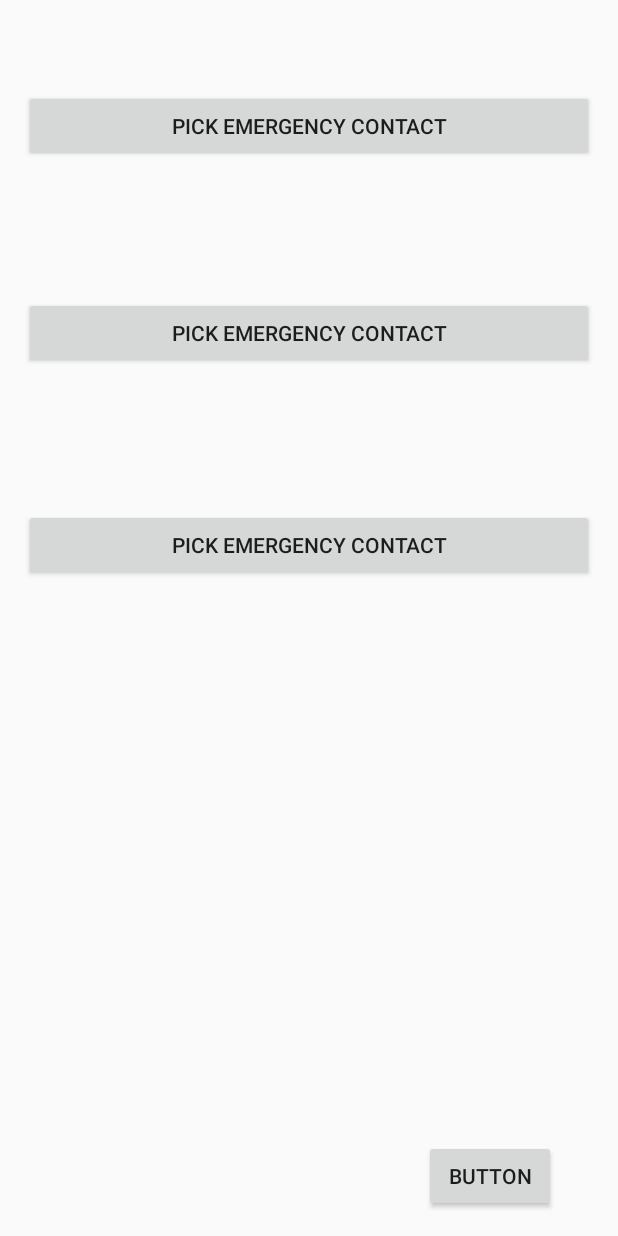
After one commit to svew/watchdog-safety-app, an Android app: the layout setting_screen.xml on its own in the app's theme, with its tools: preview values and no code run, on a phone screen of 412 x 824 dp. The commit adds this screen. Run offline under Robolectric (Android 15) with nearby library versions, the phone set to English and light mode, and no system bars.

Commit message:
Settings

```diff
--- a/app/src/main/AndroidManifest.xml
+++ b/app/src/main/AndroidManifest.xml
@@ -3,6 +3,9 @@
     package="hackisu.fall2019.watchdog">
     <uses-permission android:name="android.permission.SEND_SMS"/>
 
+    <uses-permission android:name="android.permission.READ_CONTACTS"/>
+    <!-- OR - depends on the requiremnts-->
+    <uses-permission android:name="android.permission.WRITE_CONTACTS"/>
 
     <application
         android:allowBackup="true"
--- /dev/null
+++ b/app/src/main/res/layout/setting_screen.xml
@@ -0,0 +1,103 @@
+<?xml version="1.0" encoding="utf-8"?>
+<RelativeLayout xmlns:android="http://schemas.android.com/apk/res/android"
+    xmlns:tools="http://schemas.android.com/tools"
+    android:id="@+id/activity_main"
+    android:layout_width="match_parent"
+    android:layout_height="match_parent"
+    android:paddingBottom="@dimen/activity_vertical_margin"
+    android:paddingLeft="@dimen/activity_horizontal_margin"
+    android:paddingRight="@dimen/activity_horizontal_margin"
+    android:paddingTop="@dimen/activity_vertical_margin"
+    tools:context=".settingScreen">
+
+    <TextView
+        android:id="@+id/tvContactNumber3"
+        android:layout_width="match_parent"
+        android:layout_height="wrap_content"
+        android:layout_below="@+id/tvContactName3"
+        android:layout_centerHorizontal="true"
+        android:layout_marginTop="21dp" />
+
+    <Button
+        android:id="@+id/btnPickContact3"
+        android:layout_width="match_parent"
+        android:layout_height="wrap_content"
+        android:layout_below="@+id/tvContactNumber2"
+        android:layout_centerHorizontal="true"
+        android:layout_marginTop="13dp"
+        android:onClick="pickContact3"
+        android:text="Pick Emergency Contact" />
+
+    <TextView
+        android:id="@+id/tvContactName3"
+        android:layout_width="match_parent"
+        android:layout_height="wrap_content"
+        android:layout_below="@+id/btnPickContact3"
+        android:layout_centerHorizontal="true"
+        android:layout_marginTop="17dp" />
+
+    <TextView
+        android:id="@+id/tvContactName2"
+        android:layout_width="match_parent"
+        android:layout_height="wrap_content"
+        android:layout_below="@+id/btnPickContact2"
+        android:layout_centerHorizontal="true"
+        android:layout_marginTop="17dp" />
+
+    <TextView
+        android:id="@+id/tvContactNumber2"
+        android:layout_width="match_parent"
+        android:layout_height="wrap_content"
+        android:layout_below="@+id/tvContactName2"
+        android:layout_centerHorizontal="true"
+        android:layout_marginTop="24dp" />
+
+    <Button
+        android:id="@+id/btnPickContact2"
+        android:layout_width="match_parent"
+        android:layout_height="wrap_content"
+        android:layout_below="@+id/tvContactNumber"
+        android:layout_centerHorizontal="true"
+        android:layout_marginTop="10dp"
+        android:onClick="pickContact2"
+        android:text="Pick Emergency Contact" />
+
+    <Button
+        android:id="@+id/btnPickContact"
+        android:layout_width="match_parent"
+        android:layout_height="wrap_content"
+        android:layout_alignParentTop="true"
+        android:layout_centerHorizontal="true"
+        android:layout_marginTop="44dp"
+        android:onClick="pickContact"
+        android:text="Pick Emergency Contact" />
+
+    <TextView
+        android:id="@+id/tvContactName"
+        android:layout_width="match_parent"
+        android:layout_height="wrap_content"
+        android:layout_below="@+id/btnPickContact"
+        android:layout_centerHorizontal="true"
+        android:layout_marginTop="17dp" />
+
+    <TextView
+        android:id="@+id/tvContactNumber"
+        android:layout_width="match_parent"
+        android:layout_height="wrap_content"
+        android:layout_below="@+id/tvContactName"
+        android:layout_centerHorizontal="true"
+        android:layout_marginTop="24dp" />
+
+    <Button
+        android:id="@+id/button"
+        android:layout_width="wrap_content"
+        android:layout_height="wrap_content"
+        android:layout_alignParentEnd="true"
+        android:layout_alignParentRight="true"
+        android:layout_alignParentBottom="true"
+        android:layout_marginEnd="25dp"
+        android:layout_marginRight="25dp"
+        android:text="Button" />
+
+
+</RelativeLayout>
--- /dev/null
+++ b/app/src/main/res/values/dimens.xml
@@ -0,0 +1,5 @@
+<resources>
+    <!-- Default screen margins, per the Android Design guidelines. -->
+    <dimen name="activity_horizontal_margin">16dp</dimen>
+    <dimen name="activity_vertical_margin">16dp</dimen>
+</resources>
```
Also changed, not shown: app/src/main/java/hackisu/fall2019/watchdog/ContactInfo.java (deleted, +0 -13 lines), app/src/main/java/hackisu/fall2019/watchdog/MainActivity.java (+4 -4 lines), app/src/main/java/hackisu/fall2019/watchdog/settingScreen.java (added, +173 -0 lines).
